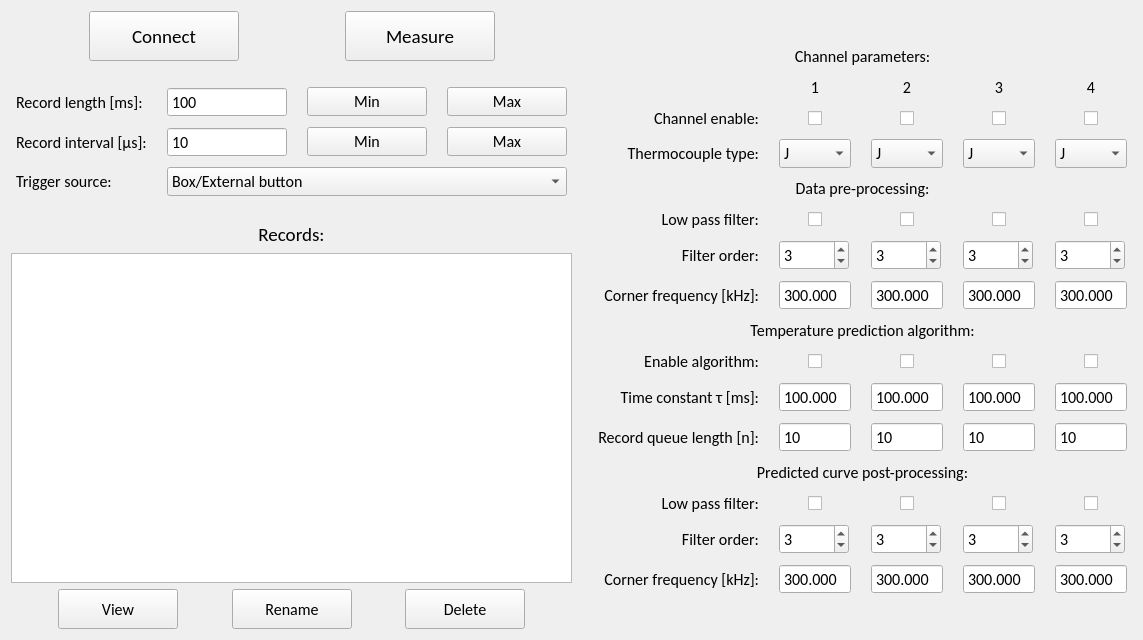
Before: the Qt Designer form Code/PC/UI/V286-tclogger_control_main.ui in IliyanAntov/HighSpeedThermocoupleLogger, drawn with Qt 5.
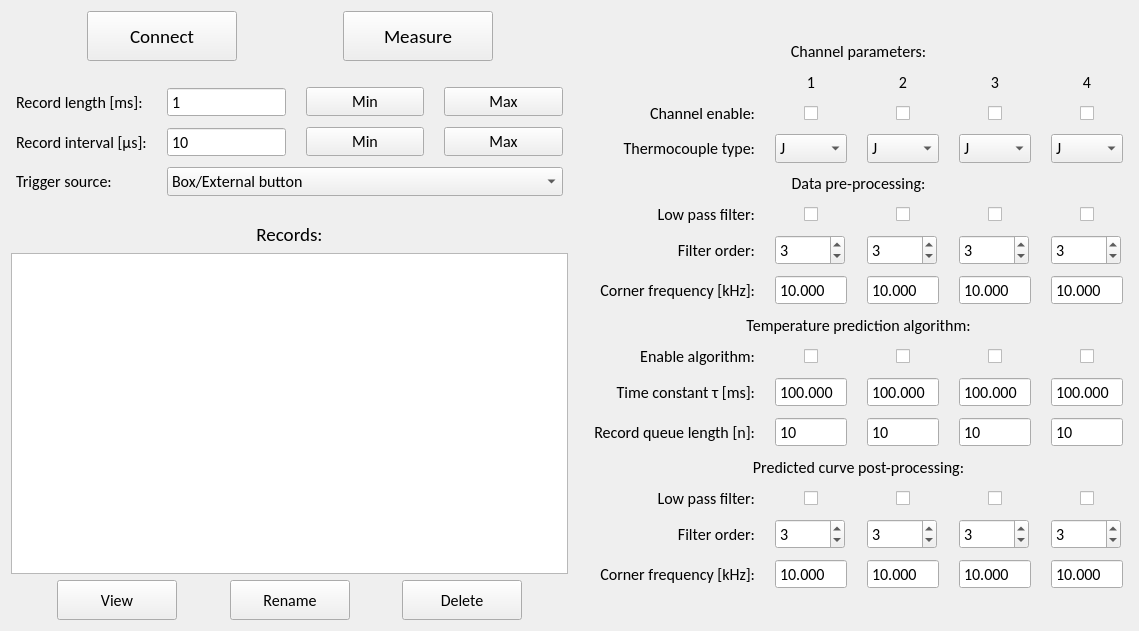
After: the same form once the commit is applied.

Commit message: Finished the channel parameters functionality for the main window and added record saving

What changed in the file:
```diff
--- a/Code/PC/UI/V286-tclogger_control_main.ui
+++ b/Code/PC/UI/V286-tclogger_control_main.ui
@@ -6,8 +6,8 @@
    <rect>
     <x>0</x>
     <y>0</y>
-    <width>1143</width>
-    <height>640</height>
+    <width>1139</width>
+    <height>631</height>
    </rect>
   </property>
   <property name="font">
@@ -229,7 +229,7 @@
           <enum>QAbstractSpinBox::NoButtons</enum>
          </property>
          <property name="minimum">
-          <number>100</number>
+          <number>1</number>
          </property>
          <property name="maximum">
           <number>2000</number>
@@ -290,6 +290,7 @@
         <font>
          <family>Calibri</family>
          <pointsize>12</pointsize>
+         <italic>false</italic>
         </font>
        </property>
        <property name="selectionRectVisible">
@@ -634,7 +635,7 @@
         <double>3200.000000000000000</double>
        </property>
        <property name="value">
-        <double>300.000000000000000</double>
+        <double>10.000000000000000</double>
        </property>
       </widget>
      </item>
@@ -797,7 +798,7 @@
         <double>3200.000000000000000</double>
        </property>
        <property name="value">
-        <double>300.000000000000000</double>
+        <double>10.000000000000000</double>
        </property>
       </widget>
      </item>
@@ -830,7 +831,7 @@
         <double>3200.000000000000000</double>
        </property>
        <property name="value">
-        <double>300.000000000000000</double>
+        <double>10.000000000000000</double>
        </property>
       </widget>
      </item>
@@ -933,7 +934,7 @@
         <double>3200.000000000000000</double>
        </property>
        <property name="value">
-        <double>300.000000000000000</double>
+        <double>10.000000000000000</double>
        </property>
       </widget>
      </item>
@@ -1062,7 +1063,7 @@
         <double>3200.000000000000000</double>
        </property>
        <property name="value">
-        <double>300.000000000000000</double>
+        <double>10.000000000000000</double>
        </property>
       </widget>
      </item>
@@ -1095,7 +1096,7 @@
         <double>3200.000000000000000</double>
        </property>
        <property name="value">
-        <double>300.000000000000000</double>
+        <double>10.000000000000000</double>
        </property>
       </widget>
      </item>
@@ -1332,7 +1333,7 @@
         <double>3200.000000000000000</double>
        </property>
        <property name="value">
-        <double>300.000000000000000</double>
+        <double>10.000000000000000</double>
        </property>
       </widget>
      </item>
@@ -1628,7 +1629,7 @@
         <double>3200.000000000000000</double>
        </property>
        <property name="value">
-        <double>300.000000000000000</double>
+        <double>10.000000000000000</double>
        </property>
       </widget>
      </item>
```
The commit also changes 7 other files.
